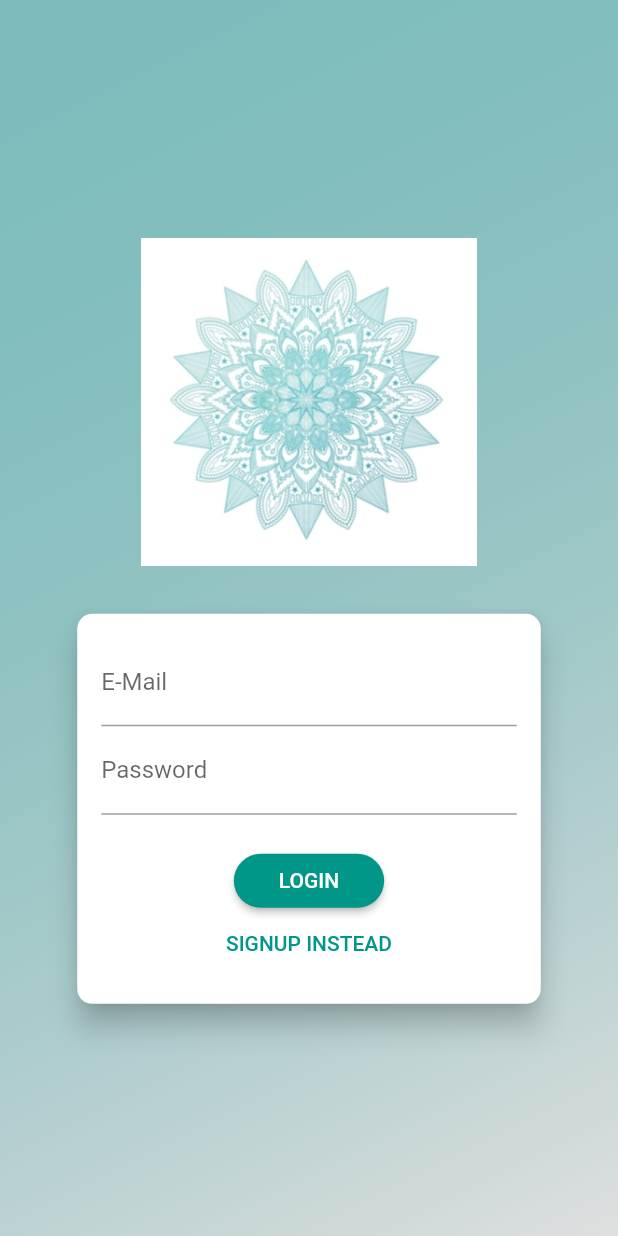
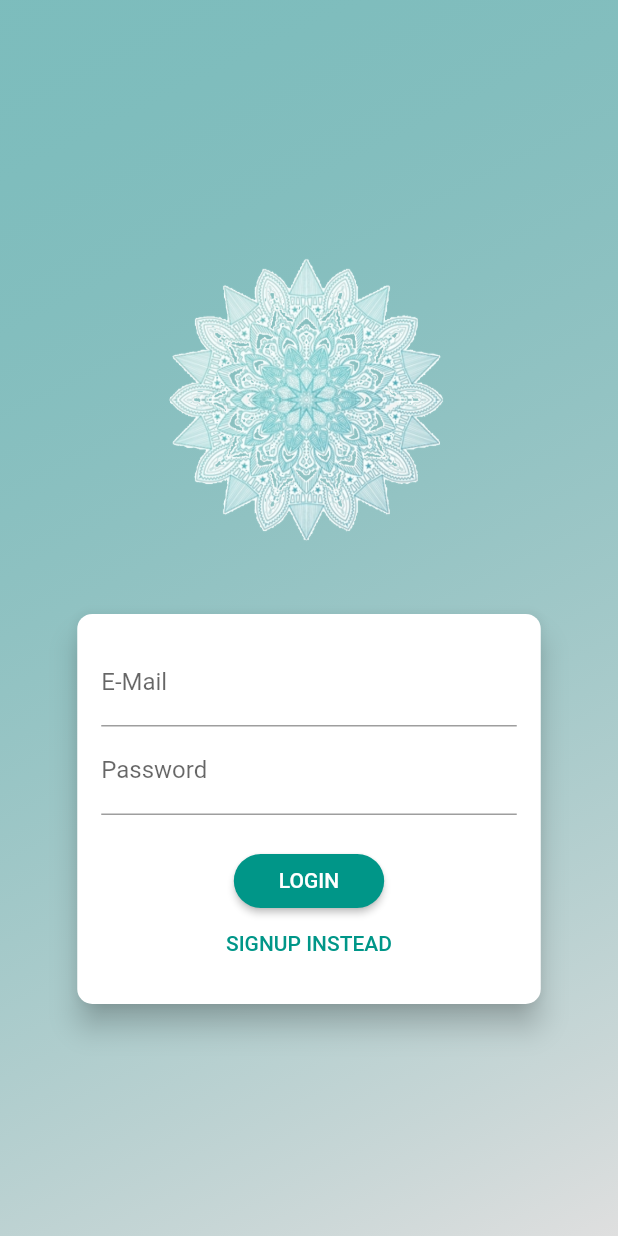
Before and after one commit to SaraAli26/PositiveQuotesApp, a Flutter app: the screen it shows after launch, on a phone screen of 412 x 824 dp. Run offline on Flutter 3.47's test engine with Material 2 defaults, Android fonts, the phone set to English and light mode, and no system bars; our stand-ins replace cloud_firestore, convex_bottom_bar, firebase_core, firebase_database, flutter_secure_storage, share and 1 more; accounts and stored records are empty.

Commit message:
Edit the Main image in login page to be transparent

```diff
--- a/lib/Pages/AuthPage.dart
+++ b/lib/Pages/AuthPage.dart
@@ -46,7 +46,7 @@ class AuthScreen extends StatelessWidget {
                       padding:
                           EdgeInsets.symmetric(vertical: 8.0, horizontal: 94.0),
                       child:
-                          Image(image: AssetImage('assets/Images/mandala.png')),
+                          Image(image: AssetImage('assets/Images/transparentlogo.png')),
                     ),
                   ),
                   Flexible(
--- a/pubspec.yaml
+++ b/pubspec.yaml
@@ -66,6 +66,7 @@ flutter:
     - assets/Images/flowers.jpg
     - assets/Images/mandala.jpg
     - assets/Images/mandala.png
+    - assets/Images/transparentlogo.png
 
 
   # An image asset can refer to one or more resolution-specific "variants", see
```
Also changed, not shown: assets/Images/transparentlogo.png (added).
